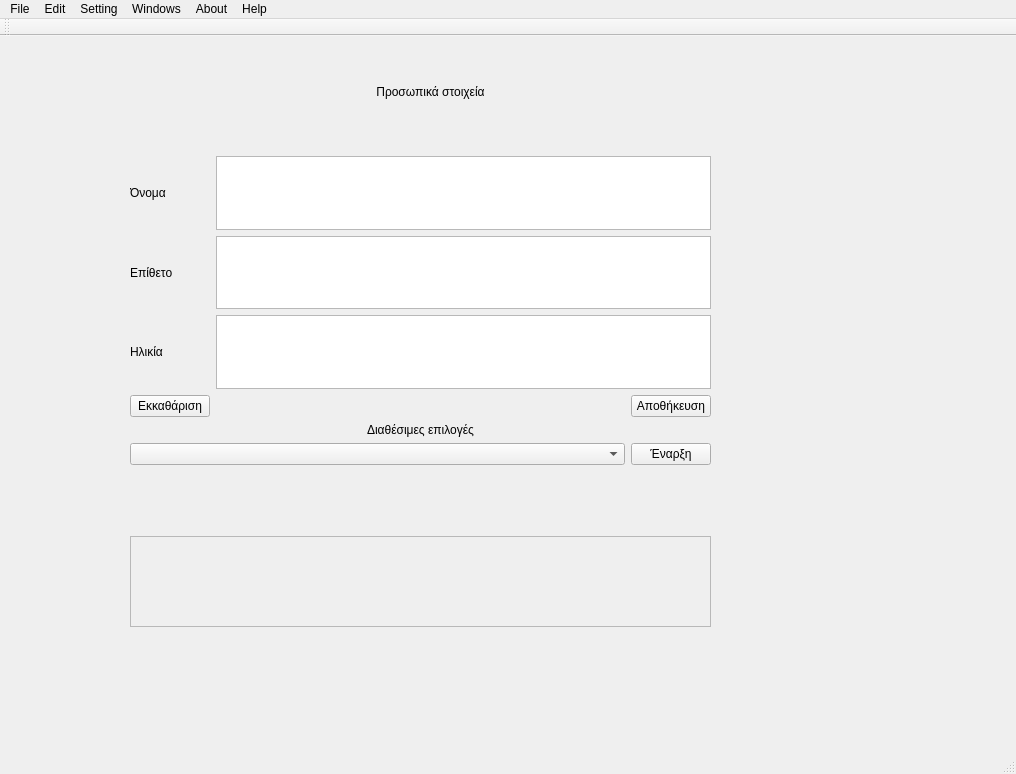
Old version of the form user_interface/resources/menu.ui in the repository smattha/robotHuman.
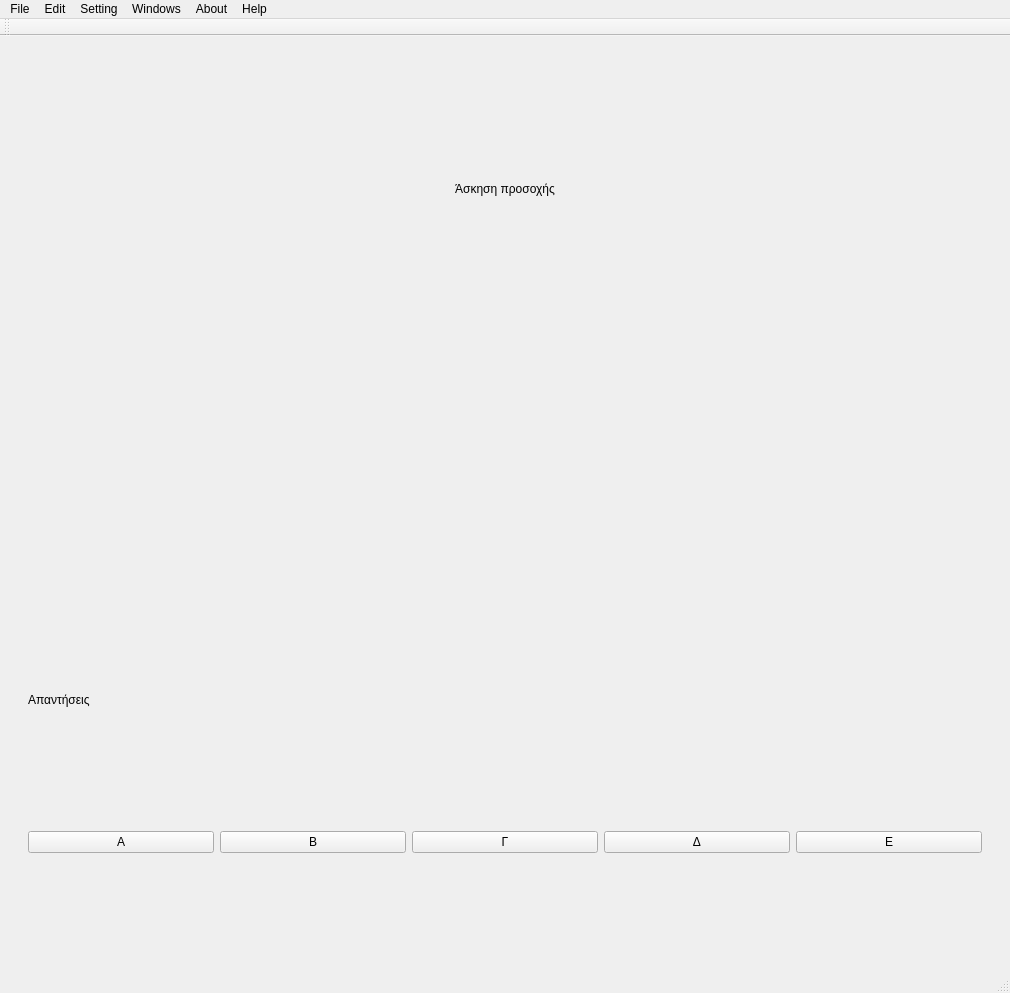
New version of the form. The open tabs and pages were chosen to show the change.

The edit to the form file:
```diff
--- a/user_interface/resources/menu.ui
+++ b/user_interface/resources/menu.ui
@@ -9,8 +9,8 @@
    <rect>
     <x>0</x>
     <y>0</y>
-    <width>1016</width>
-    <height>774</height>
+    <width>1010</width>
+    <height>993</height>
    </rect>
   </property>
   <property name="sizePolicy">
@@ -35,15 +35,9 @@
    <enum>QTabWidget::Rounded</enum>
   </property>
   <widget class="QWidget" name="centralwidget">
+   <layout class="QGridLayout" name="gridLayout_2">
+    <item row="0" column="0">
    <widget class="QStackedWidget" name="stackedWidget">
-    <property name="geometry">
-     <rect>
-      <x>50</x>
-      <y>0</y>
-      <width>891</width>
-      <height>671</height>
-     </rect>
-    </property>
     <property name="currentIndex">
      <number>0</number>
     </property>
@@ -576,194 +570,8 @@
      </widget>
     </widget>
     <widget class="QWidget" name="ex5Page">
-     <widget class="QStackedWidget" name="stackedWidget_3">
-      <property name="geometry">
-       <rect>
-        <x>0</x>
-        <y>0</y>
-        <width>891</width>
-        <height>671</height>
-       </rect>
-      </property>
-      <property name="currentIndex">
-       <number>1</number>
-      </property>
-      <widget class="QWidget" name="menuPage_3">
-       <widget class="QTextEdit" name="descriptionTxt_3">
-        <property name="enabled">
-         <bool>false</bool>
-        </property>
-        <property name="geometry">
-         <rect>
-          <x>80</x>
-          <y>500</y>
-          <width>581</width>
-          <height>91</height>
-         </rect>
-        </property>
-        <property name="verticalScrollBarPolicy">
-         <enum>Qt::ScrollBarAlwaysOff</enum>
-        </property>
-        <property name="horizontalScrollBarPolicy">
-         <enum>Qt::ScrollBarAsNeeded</enum>
-        </property>
-       </widget>
-       <widget class="QWidget" name="gridLayoutWidget_3">
-        <property name="geometry">
-         <rect>
-          <x>80</x>
-          <y>120</y>
-          <width>581</width>
-          <height>309</height>
-         </rect>
-        </property>
         <layout class="QGridLayout" name="gridLayout_3">
-         <property name="sizeConstraint">
-          <enum>QLayout::SetNoConstraint</enum>
-         </property>
          <item row="0" column="0">
-          <widget class="QLabel" name="nameLabel_3">
-           <property name="text">
-            <string>Όνομα</string>
-           </property>
-          </widget>
-         </item>
-         <item row="3" column="0">
-          <widget class="QPushButton" name="clearMenu_3">
-           <property name="text">
-            <string>Εκκαθάριση</string>
-           </property>
-          </widget>
-         </item>
-         <item row="2" column="1" colspan="2">
-          <widget class="QTextEdit" name="ageTextBox_3">
-           <property name="lineWidth">
-            <number>1</number>
-           </property>
-           <property name="verticalScrollBarPolicy">
-            <enum>Qt::ScrollBarAlwaysOff</enum>
-           </property>
-          </widget>
-         </item>
-         <item row="6" column="0" colspan="2">
-          <widget class="QComboBox" name="selectExercise_3"/>
-         </item>
-         <item row="3" column="1">
-          <spacer name="horizontalSpacer_3">
-           <property name="orientation">
-            <enum>Qt::Horizontal</enum>
-           </property>
-           <property name="sizeHint" stdset="0">
-            <size>
-             <width>40</width>
-             <height>20</height>
-            </size>
-           </property>
-          </spacer>
-         </item>
-         <item row="1" column="1" colspan="2">
-          <widget class="QTextEdit" name="surname_3">
-           <property name="lineWidth">
-            <number>1</number>
-           </property>
-           <property name="verticalScrollBarPolicy">
-            <enum>Qt::ScrollBarAlwaysOff</enum>
-           </property>
-          </widget>
-         </item>
-         <item row="1" column="0">
-          <widget class="QLabel" name="surnameLabel_3">
-           <property name="text">
-            <string>Επίθετο</string>
-           </property>
-          </widget>
-         </item>
-         <item row="3" column="2">
-          <widget class="QPushButton" name="saveMenu_3">
-           <property name="text">
-            <string>Αποθήκευση</string>
-           </property>
-          </widget>
-         </item>
-         <item row="2" column="0">
-          <widget class="QLabel" name="ageLabel_3">
-           <property name="text">
-            <string>Ηλικία</string>
-           </property>
-          </widget>
-         </item>
-         <item row="6" column="2">
-          <widget class="QPushButton" name="selectExersiceButton_3">
-           <property name="text">
-            <string>Έναρξη</string>
-           </property>
-          </widget>
-         </item>
-         <item row="0" column="1" colspan="2">
-          <widget class="QTextEdit" name="name_3">
-           <property name="verticalScrollBarPolicy">
-            <enum>Qt::ScrollBarAlwaysOff</enum>
-           </property>
-           <property name="horizontalScrollBarPolicy">
-            <enum>Qt::ScrollBarAsNeeded</enum>
-           </property>
-          </widget>
-         </item>
-         <item row="5" column="0" colspan="3">
-          <widget class="QLabel" name="label_16">
-           <property name="text">
-            <string>Διαθέσιμες επιλογές</string>
-           </property>
-           <property name="alignment">
-            <set>Qt::AlignCenter</set>
-           </property>
-          </widget>
-         </item>
-        </layout>
-       </widget>
-       <widget class="QLabel" name="label_17">
-        <property name="geometry">
-         <rect>
-          <x>90</x>
-          <y>40</y>
-          <width>581</width>
-          <height>31</height>
-         </rect>
-        </property>
-        <property name="text">
-         <string>Προσωπικά στοιχεία</string>
-        </property>
-        <property name="alignment">
-         <set>Qt::AlignCenter</set>
-        </property>
-       </widget>
-      </widget>
-      <widget class="QWidget" name="ex1Page_3">
-       <widget class="QLabel" name="label_18">
-        <property name="geometry">
-         <rect>
-          <x>90</x>
-          <y>0</y>
-          <width>691</width>
-          <height>71</height>
-         </rect>
-        </property>
-        <property name="text">
-         <string>Άσκηση προσοχής</string>
-        </property>
-        <property name="alignment">
-         <set>Qt::AlignCenter</set>
-        </property>
-       </widget>
-       <widget class="QWidget" name="verticalLayoutWidget_4">
-        <property name="geometry">
-         <rect>
-          <x>230</x>
-          <y>70</y>
-          <width>411</width>
-          <height>461</height>
-         </rect>
-        </property>
         <layout class="QVBoxLayout" name="verticalLayout_4">
          <property name="leftMargin">
           <number>10</number>
@@ -778,32 +586,26 @@
           <number>100</number>
          </property>
          <item>
-          <widget class="QLabel" name="imageExersice5">
-           <property name="frameShape">
-            <enum>QFrame::StyledPanel</enum>
-           </property>
+           <widget class="QLabel" name="label_18">
            <property name="text">
-            <string/>
-           </property>
-           <property name="scaledContents">
-            <bool>true</bool>
-           </property>
-           <property name="openExternalLinks">
-            <bool>false</bool>
-           </property>
-          </widget>
-         </item>
-        </layout>
-       </widget>
-       <widget class="QWidget" name="horizontalLayoutWidget_7">
-        <property name="geometry">
-         <rect>
-          <x>40</x>
-          <y>550</y>
-          <width>811</width>
-          <height>121</height>
-         </rect>
-        </property>
+             <string>Άσκηση προσοχής</string>
+            </property>
+            <property name="alignment">
+             <set>Qt::AlignCenter</set>
+            </property>
+           </widget>
+          </item>
+          <item>
+           <widget class="QWidget" name="image5" native="true"/>
+          </item>
+          <item>
+           <widget class="QLabel" name="label_19">
+            <property name="text">
+             <string>Απαντήσεις</string>
+            </property>
+           </widget>
+          </item>
+          <item>
         <layout class="QHBoxLayout" name="horizontalLayout_7">
          <item>
           <widget class="QPushButton" name="answer1Ex5">
@@ -841,112 +643,10 @@
           </widget>
          </item>
         </layout>
-       </widget>
-       <widget class="QLabel" name="label_19">
-        <property name="geometry">
-         <rect>
-          <x>380</x>
-          <y>540</y>
-          <width>581</width>
-          <height>20</height>
-         </rect>
-        </property>
-        <property name="text">
-         <string>Απαντήσεις</string>
-        </property>
-       </widget>
-      </widget>
-      <widget class="QWidget" name="ex2Page_3">
-       <widget class="QLabel" name="ex2Title_3">
-        <property name="geometry">
-         <rect>
-          <x>410</x>
-          <y>50</y>
-          <width>67</width>
-          <height>17</height>
-         </rect>
-        </property>
-        <property name="text">
-         <string>2</string>
-        </property>
-       </widget>
-      </widget>
-      <widget class="QWidget" name="ex3Page_3">
-       <widget class="QLabel" name="ex3Label_3">
-        <property name="geometry">
-         <rect>
-          <x>410</x>
-          <y>40</y>
-          <width>67</width>
-          <height>17</height>
-         </rect>
-        </property>
-        <property name="text">
-         <string>3</string>
-        </property>
-       </widget>
-      </widget>
-      <widget class="QWidget" name="ex4Page_3"/>
-      <widget class="QWidget" name="ex5Page_3"/>
-      <widget class="QWidget" name="ex6Page_3"/>
-      <widget class="QWidget" name="feeback_3">
-       <widget class="QWidget" name="horizontalLayoutWidget_8">
-        <property name="geometry">
-         <rect>
-          <x>70</x>
-          <y>180</y>
-          <width>801</width>
-          <height>261</height>
-         </rect>
-        </property>
-        <layout class="QHBoxLayout" name="horizontalLayout_8">
-         <item>
-          <widget class="QLabel" name="easyFeedback_3">
-           <property name="text">
-            <string>TextLabel</string>
-           </property>
-           <property name="scaledContents">
-            <bool>true</bool>
-           </property>
-          </widget>
-         </item>
-         <item>
-          <widget class="QLabel" name="normalFeedback_3">
-           <property name="text">
-            <string>TextLabel</string>
-           </property>
-           <property name="scaledContents">
-            <bool>true</bool>
-           </property>
-          </widget>
-         </item>
-         <item>
-          <widget class="QLabel" name="difficultFeedback_3">
-           <property name="text">
-            <string>TextLabel</string>
-           </property>
-           <property name="scaledContents">
-            <bool>true</bool>
-           </property>
-          </widget>
-         </item>
-        </layout>
-       </widget>
-       <widget class="QLabel" name="label_20">
-        <property name="geometry">
-         <rect>
-          <x>340</x>
-          <y>110</y>
-          <width>261</width>
-          <height>20</height>
-         </rect>
-        </property>
-        <property name="text">
-         <string>Πόσο εύκολος σου φάνηκε ο γρίφος</string>
-        </property>
-       </widget>
-      </widget>
-     </widget>
+          </item>
+         </layout>
+        </item>
+       </layout>
     </widget>
     <widget class="QWidget" name="ex6Page">
      <widget class="QLabel" name="label_13">
@@ -1348,13 +1048,15 @@
      </widget>
     </widget>
    </widget>
+    </item>
+   </layout>
   </widget>
   <widget class="QMenuBar" name="menubar">
    <property name="geometry">
     <rect>
      <x>0</x>
      <y>0</y>
-     <width>1016</width>
+     <width>1010</width>
      <height>22</height>
     </rect>
    </property>
```
Left out of the diff: 833 changed lines with no effect on the pictures. Lines whose indentation alone changed are shown as unchanged.
